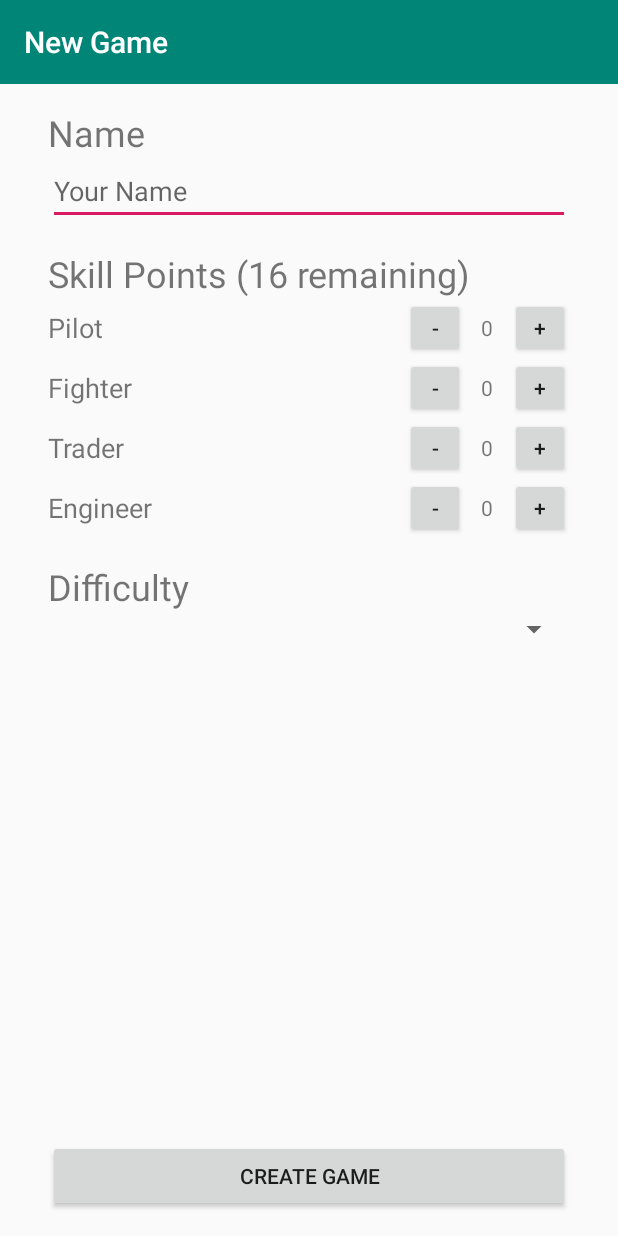
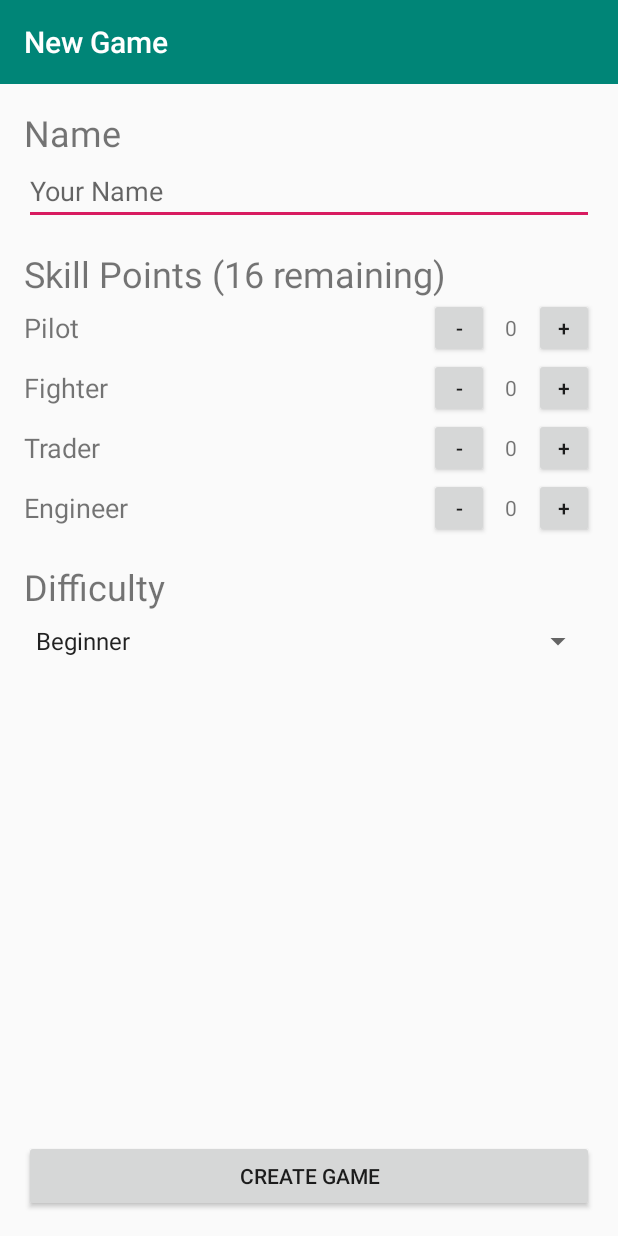
Before and after one commit to treamology/gt-2340-64a, an Android app: the screen it shows after launch (ConfigurationActivity), on a phone screen of 412 x 824 dp. Run offline under Robolectric (Android 15) with nearby library versions, the phone set to English and light mode, and no system bars.

Commit message:
Make difficulty spinner work, hook ConfigurationViewModel up to ConfigurationActivity

```diff
--- a/SpaceTrader/app/build.gradle
+++ b/SpaceTrader/app/build.gradle
@@ -19,6 +19,8 @@ android {
 }
 
 dependencies {
+    def lifecycle_version = "1.1.1"
+    implementation "android.arch.lifecycle:extensions:$lifecycle_version"
     implementation fileTree(dir: 'libs', include: ['*.jar'])
     implementation 'com.android.support:appcompat-v7:28.0.0'
     implementation 'com.android.support.constraint:constraint-layout:1.1.3'
--- a/SpaceTrader/app/src/main/java/com/example/spacetrader/view/ConfigurationActivity.java
+++ b/SpaceTrader/app/src/main/java/com/example/spacetrader/view/ConfigurationActivity.java
@@ -1,15 +1,19 @@
 package com.example.spacetrader.view;
 
+import android.arch.lifecycle.ViewModelProviders;
 import android.support.v7.app.AppCompatActivity;
 import android.os.Bundle;
 import android.support.v7.widget.Toolbar;
 import android.view.View;
 import android.widget.Button;
 import android.widget.EditText;
+import android.widget.Spinner;
 import android.widget.TextView;
 
 import com.example.spacetrader.R;
+import com.example.spacetrader.model.GameState;
 import com.example.spacetrader.model.Player;
+import com.example.spacetrader.viewmodel.ConfigurationViewModel;
 
 import java.util.stream.IntStream;
 
@@ -17,20 +21,27 @@ public class ConfigurationActivity extends AppCompatActivity {
 
     private EditText nameTextbox;
     private TextView skillPointsTextview;
+    private Spinner difficultySpinner;
+    private Button createGameButton;
 
     private int[] skillPoints = new int[Player.Skill.values().length];
     private Button[] plusButtons = new Button[Player.Skill.values().length];
     private Button[] minusButtons = new Button[Player.Skill.values().length];
     private TextView[] pointTextViews = new TextView[Player.Skill.values().length];
 
+    private ConfigurationViewModel viewModel;
+
     @Override
     protected void onCreate(Bundle savedInstanceState) {
         super.onCreate(savedInstanceState);
         setContentView(R.layout.configuration_activity);
 
+        viewModel = ViewModelProviders.of(this).get(ConfigurationViewModel.class);
 
         nameTextbox = findViewById(R.id.nameTextbox);
         skillPointsTextview = findViewById(R.id.skillPointsText);
+        difficultySpinner = findViewById(R.id.difficultySpinner);
+        createGameButton = findViewById(R.id.createButton);
 
         plusButtons[0] = findViewById(R.id.pilotPlusButton);
         minusButtons[0] = findViewById(R.id.pilotMinusButton);
@@ -65,6 +76,19 @@ public class ConfigurationActivity extends AppCompatActivity {
         }
 
         skillPointsTextview.setText(getSkillPointsString());
+
+        createGameButton.setOnClickListener(new View.OnClickListener() {
+            @Override
+            public void onClick(View v) {
+                viewModel.createGame(nameTextbox.getText().toString(),
+                                     skillPoints[0],
+                                     skillPoints[1],
+                                     skillPoints[2],
+                                     skillPoints[3],
+                                     GameState.Difficulty.values()[difficultySpinner
+                                             .getSelectedItemPosition()]);
+            }
+        });
     }
 
     void changeSkillPoints(int byAmount, Player.Skill skillType) {
--- a/SpaceTrader/app/src/main/java/com/example/spacetrader/viewmodel/ConfigurationViewModel.java
+++ b/SpaceTrader/app/src/main/java/com/example/spacetrader/viewmodel/ConfigurationViewModel.java
@@ -1,4 +1,25 @@
 package com.example.spacetrader.viewmodel;
 
-public class ConfigurationViewModel {
+import android.app.Application;
+import android.arch.lifecycle.AndroidViewModel;
+import android.support.annotation.NonNull;
+import android.util.Log;
+
+import com.example.spacetrader.model.GameState;
+
+public class ConfigurationViewModel extends AndroidViewModel {
+    public ConfigurationViewModel(@NonNull Application app) {
+        super(app);
+    }
+
+    public void createGame(String playerName,
+                           int pilotSkill,
+                           int fighterSkill,
+                           int traderSkill,
+                           int engineerSkill,
+                           GameState.Difficulty difficulty) {
+        // to be implemented
+        Log.d("APP",String.format("Player name: %s\n Pilot: %d\n Fighter: %d\n Trader: %d\n Engineer: %d\n Difficulty: %s",
+                playerName, pilotSkill, fighterSkill, traderSkill, engineerSkill, difficulty.toString()));
+    }
 }
--- a/SpaceTrader/app/src/main/res/layout/configuration_activity.xml
+++ b/SpaceTrader/app/src/main/res/layout/configuration_activity.xml
@@ -21,12 +21,6 @@
     <ScrollView
         android:layout_width="0dp"
         android:layout_height="0dp"
-        android:layout_marginStart="16dp"
-        android:layout_marginLeft="16dp"
-        android:layout_marginTop="16dp"
-        android:layout_marginEnd="16dp"
-        android:layout_marginRight="16dp"
-        android:layout_marginBottom="16dp"
         android:fillViewport="true"
         app:layout_constraintBottom_toBottomOf="parent"
         app:layout_constraintEnd_toEndOf="parent"
@@ -38,12 +32,16 @@
             android:layout_height="wrap_content"
             android:layout_marginStart="16dp"
             android:layout_marginEnd="16dp"
-            android:fitsSystemWindows="true"
+            android:gravity="fill"
             android:orientation="vertical"
             app:layout_constraintBottom_toBottomOf="parent"
             app:layout_constraintEnd_toEndOf="parent"
             app:layout_constraintStart_toStartOf="parent"
-            app:layout_constraintTop_toBottomOf="@+id/newGameToolbar">
+            app:layout_constraintTop_toBottomOf="parent">
+
+            <Space
+                android:layout_width="match_parent"
+                android:layout_height="16dp" />
 
             <TextView
                 android:id="@+id/nameText"
@@ -241,7 +239,8 @@
             <Spinner
                 android:id="@+id/difficultySpinner"
                 android:layout_width="match_parent"
-                android:layout_height="wrap_content"
+                android:layout_height="40dp"
+                android:entries="@array/difficulty"
                 android:spinnerMode="dropdown" />
 
             <Space
@@ -254,6 +253,10 @@
                 android:layout_width="match_parent"
                 android:layout_height="wrap_content"
                 android:text="@string/create_game" />
+
+            <Space
+                android:layout_width="match_parent"
+                android:layout_height="16dp" />
         </LinearLayout>
     </ScrollView>
 
--- a/SpaceTrader/app/src/main/res/values/strings.xml
+++ b/SpaceTrader/app/src/main/res/values/strings.xml
@@ -10,4 +10,11 @@
     <string name="engineer_skill">Engineer</string>
     <string name="difficulty_option">Difficulty</string>
     <string name='create_game'>Create Game</string>
+    <string-array name="difficulty">
+        <item>Beginner</item>
+        <item>Easy</item>
+        <item>Normal</item>
+        <item>Hard</item>
+        <item>Impossible</item>
+    </string-array>
 </resources>
```
